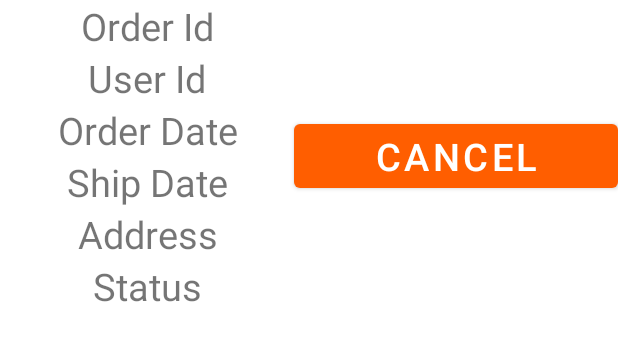
After one commit to nguyenthu120801/FoodApp_Group6_SE1611, an Android app: the layout activity_view_order.xml on its own in the app's theme, with its tools: preview values and no code run, on a phone screen of 412 x 824 dp. The commit adds this screen. Shown: the top 341 px of the screen. Run offline under Robolectric (Android 15) with nearby library versions, the phone set to English and light mode, and no system bars.

Commit message:
order function list view

```diff
--- a/app/src/main/java/com/example/foodapp/Adapter/OrderAdapter.java
+++ b/app/src/main/java/com/example/foodapp/Adapter/OrderAdapter.java
@@ -26,7 +26,7 @@ public class OrderAdapter extends RecyclerView.Adapter<OrderViewHolder> {
     @NonNull
     @Override
     public OrderViewHolder onCreateViewHolder(@NonNull ViewGroup parent, int viewType) {
-        return new OrderViewHolder(LayoutInflater.from(context).inflate(R.layout.display_one_order, parent,false));
+        return new OrderViewHolder(LayoutInflater.from(context).inflate(R.layout.activity_view_order, parent,false));
     }
 
     @Override
--- a/app/src/main/java/com/example/foodapp/MainActivity.java
+++ b/app/src/main/java/com/example/foodapp/MainActivity.java
@@ -15,6 +15,7 @@ import com.example.foodapp.Entity.Category;
 
 import java.util.ArrayList;
 
+import com.example.foodapp.activity.ListUserOrderActivity;
 import com.example.foodapp.activity.OrderActivity;
 import com.google.android.material.floatingactionbutton.FloatingActionButton;
 
@@ -51,4 +52,9 @@ public class MainActivity extends AppCompatActivity {
         Intent intent = new Intent(MainActivity.this, FoodDetailActivity.class);
         startActivity(intent);
     }
+
+    public void toListOrder(View view) {
+        Intent intent = new Intent(MainActivity.this, ListUserOrderActivity.class);
+        startActivity(intent);
+    }
 }
--- a/app/src/main/java/com/example/foodapp/activity/OrderActivity.java
+++ b/app/src/main/java/com/example/foodapp/activity/OrderActivity.java
@@ -37,6 +37,7 @@ public class OrderActivity extends AppCompatActivity {
         editTextOrderId = findViewById(R.id.text_order_id);
         btnSubmit.setOnClickListener(view -> insertOrder());
         btnViewOrder.setOnClickListener(view -> searchOrder(editTextOrderId.getText().toString()));
+
     }
 
     private void insertOrder() {
@@ -73,4 +74,6 @@ public class OrderActivity extends AppCompatActivity {
         recyclerView.setAdapter(new OrderAdapter(OrderActivity.this, orderList));
     }
 
+
+
 }
--- a/app/src/main/res/layout/activity_main.xml
+++ b/app/src/main/res/layout/activity_main.xml
@@ -250,7 +250,8 @@
                     android:layout_width="0dp"
                     android:layout_height="match_parent"
                     android:layout_weight="0.2"
-                    android:orientation="vertical">
+                    android:orientation="vertical"
+                    android:onClick="toListOrder">
 
                     <ImageView
                         android:id="@+id/imageView7"
--- /dev/null
+++ b/app/src/main/res/layout/activity_view_order.xml
@@ -0,0 +1,52 @@
+<?xml version="1.0" encoding="utf-8"?>
+<LinearLayout xmlns:android="http://schemas.android.com/apk/res/android"
+    xmlns:app="http://schemas.android.com/apk/res-auto"
+    xmlns:tools="http://schemas.android.com/tools"
+    android:layout_width="match_parent"
+    android:layout_height="wrap_content"
+    tools:context=".activity.ViewOrderActivity"
+    android:orientation="horizontal"
+    android:weightSum="2"
+    >
+    <LinearLayout
+        android:layout_width="wrap_content"
+        android:layout_height="wrap_content"
+        android:orientation="vertical"
+        android:layout_weight="1"
+        >
+        <TextView
+            android:id="@+id/order_id_text"
+            android:text="Order Id"
+            style="@style/orderView"/>
+        <TextView
+            android:id="@+id/user_id_text"
+            android:text="User Id"
+            style="@style/orderView"/>
+        <TextView
+            android:id="@+id/order_date_text"
+            android:text="Order Date"
+            style="@style/orderView"/>
+        <TextView
+            android:id="@+id/ship_date_text"
+            android:text="Ship Date"
+            style="@style/orderView"/>
+        <TextView
+            android:id="@+id/address_text"
+            android:text="Address"
+            style="@style/orderView"/>
+        <TextView
+            android:id="@+id/status_text"
+            android:text="Status"
+            style="@style/orderView"/>
+    </LinearLayout>
+
+    <Button
+
+        android:id="@+id/cancel_order_btn"
+        android:layout_width="wrap_content"
+        android:layout_weight="1"
+        android:layout_gravity="center"
+        android:text="Cancel"
+        style="@style/orderView"
+        />
+</LinearLayout>
```
Also changed, not shown: app/src/main/AndroidManifest.xml (+14 -0 lines), app/src/main/java/com/example/foodapp/Model/OrderDBHelper.java (+17 -10 lines), app/src/main/java/com/example/foodapp/activity/ListUserOrderActivity.java (added, +31 -0 lines), app/src/main/java/com/example/foodapp/activity/UserCancelOrderActivity.java (added, +35 -0 lines), app/src/main/java/com/example/foodapp/activity/ViewOrderActivity.java (added, +34 -0 lines), app/src/main/res/layout/activity_list_user_order.xml (added, +15 -0 lines), app/src/main/res/layout/display_one_order.xml (deleted, +0 -34 lines).
